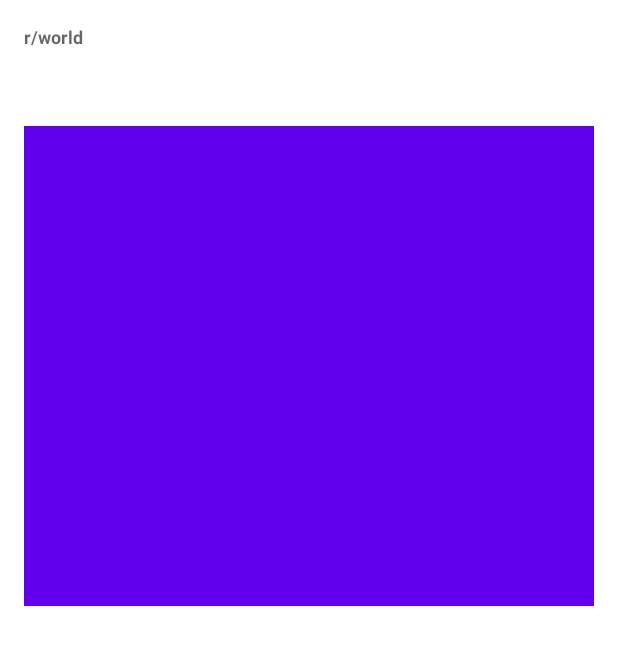
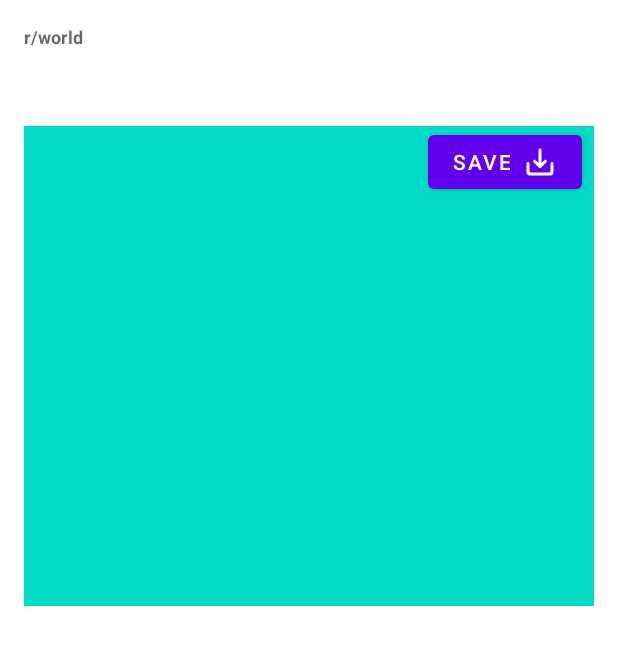
Before and after one commit to alvarosct02/RedditDemo, an Android app: the layout fragment_post_detail.xml on its own in the app's theme, with its tools: preview values and no code run, on a phone screen of 412 x 824 dp. Shown: the top 645 px of the screen. Run offline under Robolectric (Android 15) with nearby library versions, the phone set to English and light mode, and no system bars.

Commit message:
[feature] Save Image in Folder

```diff
--- a/app/src/main/java/com/alvarosct/demo/reddit/di/KoinModules.kt
+++ b/app/src/main/java/com/alvarosct/demo/reddit/di/KoinModules.kt
@@ -1,6 +1,8 @@
 package com.alvarosct.demo.reddit.di
 
 import com.alvarosct.demo.reddit.BuildConfig
+import com.alvarosct.demo.reddit.utils.FileUtils
+import com.alvarosct.demo.reddit.utils.ResourceManager
 import com.alvarosct.demo.reddit.data.repository.PostRepository
 import com.alvarosct.demo.reddit.data.repository.PostRepositoryImpl
 import com.alvarosct.demo.reddit.data.source.api.PostApiSource
@@ -31,10 +33,12 @@ val appModule = module {
     single<PostApiSource> { PostApiSourceImpl(get()) }
     single<PostLocalSource> { PostLocalSourceImpl(get()) }
     single<PostRepository> { PostRepositoryImpl(get(), get()) }
+    single { FileUtils(androidContext()) }
+    single { ResourceManager(androidContext()) }
 
 }
 
 val viewModelsModule = module {
     viewModel { PostListViewModel(get()) }
-    viewModel { PostDetailViewModel(get()) }
+    viewModel { PostDetailViewModel(get(), get(), get()) }
 }
--- a/app/src/main/java/com/alvarosct/demo/reddit/ViewBindings.kt
+++ b/app/src/main/java/com/alvarosct/demo/reddit/utils/ViewBindings.kt
@@ -1,4 +1,4 @@
-package com.alvarosct.demo.reddit
+package com.alvarosct.demo.reddit.utils
 
 import android.view.View
 import android.widget.ImageView
--- /dev/null
+++ b/app/src/main/res/drawable/ic_round_save.xml
@@ -0,0 +1,10 @@
+<vector xmlns:android="http://schemas.android.com/apk/res/android"
+    android:width="24dp"
+    android:height="24dp"
+    android:viewportWidth="24"
+    android:viewportHeight="24"
+    android:tint="?attr/colorControlNormal">
+  <path
+      android:fillColor="@android:color/white"
+      android:pathData="M19,13v5c0,0.55 -0.45,1 -1,1L6,19c-0.55,0 -1,-0.45 -1,-1v-5c0,-0.55 -0.45,-1 -1,-1s-1,0.45 -1,1v6c0,1.1 0.9,2 2,2h14c1.1,0 2,-0.9 2,-2v-6c0,-0.55 -0.45,-1 -1,-1s-1,0.45 -1,1zM13,12.67l1.88,-1.88c0.39,-0.39 1.02,-0.39 1.41,0 0.39,0.39 0.39,1.02 0,1.41l-3.59,3.59c-0.39,0.39 -1.02,0.39 -1.41,0L7.7,12.2c-0.39,-0.39 -0.39,-1.02 0,-1.41 0.39,-0.39 1.02,-0.39 1.41,0L11,12.67L11,4c0,-0.55 0.45,-1 1,-1s1,0.45 1,1v8.67z"/>
+</vector>
--- a/app/src/main/res/layout/fragment_post_detail.xml
+++ b/app/src/main/res/layout/fragment_post_detail.xml
@@ -42,15 +42,27 @@
                 tools:text="@tools:sample/lorem/random" />
 
             <ImageView
-                android:id="@+id/iv_thumbnail"
+                android:id="@+id/iv_content"
                 android:layout_width="match_parent"
                 android:layout_height="wrap_content"
                 android:layout_marginTop="@dimen/size_default"
                 app:imageUrl="@{viewModel.postLiveData.sourceUrl}"
                 app:layout_constraintStart_toStartOf="parent"
                 app:layout_constraintTop_toBottomOf="@id/tv_title"
-                tools:background="?colorPrimary"
+                tools:background="?colorAccent"
                 tools:layout_height="320dp" />
+
+            <Button
+                android:id="@+id/bt_save"
+                android:layout_width="wrap_content"
+                android:layout_height="wrap_content"
+                app:isVisible="@{viewModel.showSaveButton}"
+                android:layout_marginEnd="@dimen/size_small"
+                android:text="@string/label_save"
+                app:icon="@drawable/ic_round_save"
+                app:iconGravity="end"
+                app:layout_constraintEnd_toEndOf="@id/iv_content"
+                app:layout_constraintTop_toTopOf="@id/iv_content" />
 
         </androidx.constraintlayout.widget.ConstraintLayout>
     </ScrollView>
--- a/app/src/main/res/values/strings.xml
+++ b/app/src/main/res/values/strings.xml
@@ -1,7 +1,12 @@
 <resources>
     <string name="app_name">Reddit</string>
 
+    <string name="file_post_image_format">%1$s_post_%2$s</string>
+
     <string name="loading_posts">Loading Posts…</string>
     <string name="unsupported_format">Oops! Can\'t open videos yet</string>
+    <string name="save_complete">Image Saved!</string>
     <string name="label_ok">OK</string>
+    <string name="label_open">Open</string>
+    <string name="label_save">Save</string>
 </resources>
```
Also changed, not shown: app/src/main/java/com/alvarosct/demo/reddit/features/postDetail/PostDetailFragment.kt (+21 -2 lines), app/src/main/java/com/alvarosct/demo/reddit/features/postDetail/PostDetailViewModel.kt (+33 -3 lines), app/src/main/java/com/alvarosct/demo/reddit/utils/Event.kt (added, +37 -0 lines), app/src/main/java/com/alvarosct/demo/reddit/utils/FileUtils.kt (added, +36 -0 lines), app/src/main/java/com/alvarosct/demo/reddit/utils/ResourceManager.kt (added, +20 -0 lines), app/src/main/java/com/alvarosct/demo/reddit/utils/SingleLiveEvent.kt (added, +49 -0 lines).
